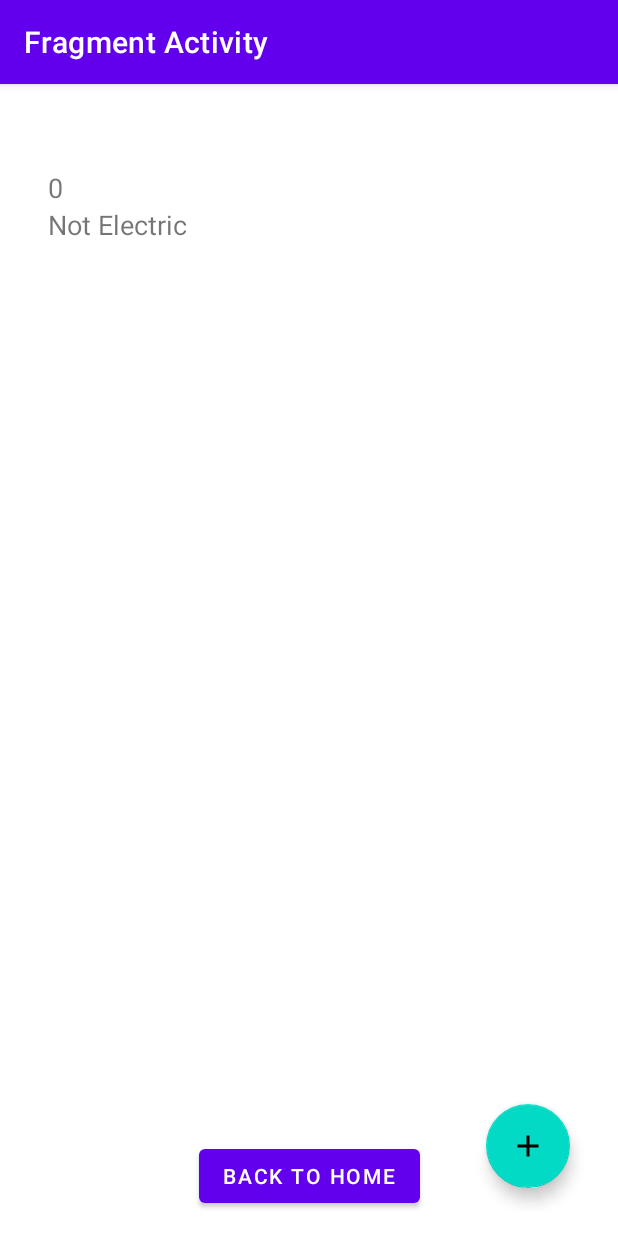
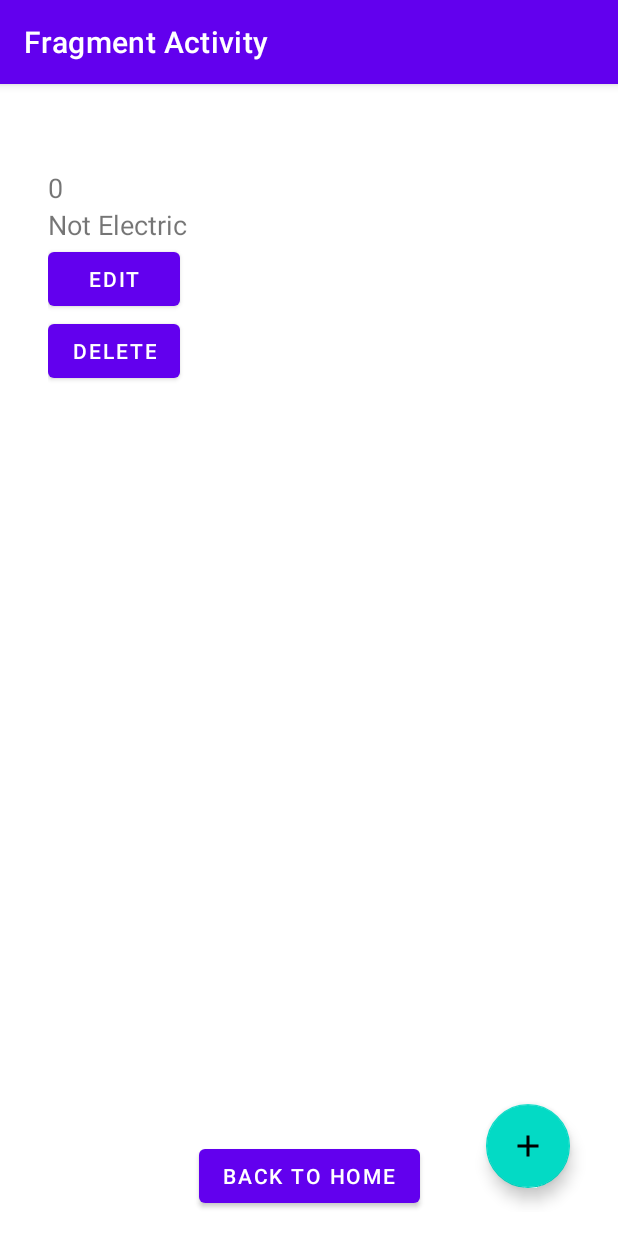
Before and after one commit to fidele22/mobileAppAss, an Android app: the fragment Fragment1 placed in its activity, after a tap on "VISIT LIST", on a phone screen of 412 x 824 dp. Run offline under Robolectric (Android 15) with nearby library versions, the phone set to English and light mode, and no system bars.

```diff
--- a/androidapp/app/src/main/java/com/example/androidapp/ui/adpters/CarAdapter.java
+++ b/androidapp/app/src/main/java/com/example/androidapp/ui/adpters/CarAdapter.java
@@ -1,20 +1,25 @@
 package com.example.androidapp.adapter;
-import com.example.androidapp.R;
+
 import android.content.Context;
 import android.database.Cursor;
 import android.view.LayoutInflater;
 import android.view.View;
 import android.view.ViewGroup;
+import android.widget.Button;
 import android.widget.TextView;
 
 import androidx.recyclerview.widget.RecyclerView;
 
+import com.example.androidapp.R;
+
 public class CarAdapter extends RecyclerView.Adapter<CarAdapter.ViewHolder> {
     private Cursor cursor;
-    private Context context;
+    private OnCarActionListener carActionListener;
 
-    public CarAdapter(Cursor cursor) {
+    // Constructor accepting the cursor and action listener
+    public CarAdapter(Cursor cursor, OnCarActionListener carActionListener) {
         this.cursor = cursor;
+        this.carActionListener = carActionListener;
     }
 
     @Override
@@ -26,9 +31,16 @@ public class CarAdapter extends RecyclerView.Adapter<CarAdapter.ViewHolder> {
     @Override
     public void onBindViewHolder(ViewHolder holder, int position) {
         cursor.moveToPosition(position);
-        holder.carNameTextView.setText(cursor.getString(1));
-        holder.yearTextView.setText(String.valueOf(cursor.getInt(3)));
-        holder.isElectricTextView.setText(cursor.getInt(2) == 1 ? "Electric" : "Not Electric");
+        int id = cursor.getInt(0);  // Assuming the first column is car_id
+        holder.carNameTextView.setText(cursor.getString(1)); // Assuming the second column is car_name
+        holder.yearTextView.setText(String.valueOf(cursor.getInt(3))); // Assuming the fourth column is year
+        holder.isElectricTextView.setText(cursor.getInt(2) == 1 ? "Electric" : "Not Electric"); // Third column is is_electric
+
+        // Edit Button Click
+        holder.editButton.setOnClickListener(v -> carActionListener.onEdit(id));
+
+        // Delete Button Click
+        holder.deleteButton.setOnClickListener(v -> carActionListener.onDelete(id));
     }
 
     @Override
@@ -40,12 +52,22 @@ public class CarAdapter extends RecyclerView.Adapter<CarAdapter.ViewHolder> {
         public TextView carNameTextView;
         public TextView yearTextView;
         public TextView isElectricTextView;
+        public Button editButton;
+        public Button deleteButton;
 
         public ViewHolder(View itemView) {
             super(itemView);
             carNameTextView = itemView.findViewById(R.id.car_name_text_view);
             yearTextView = itemView.findViewById(R.id.year_text_view);
             isElectricTextView = itemView.findViewById(R.id.is_electric_text_view);
+            editButton = itemView.findViewById(R.id.edit_button);   // Button to edit the car
+            deleteButton = itemView.findViewById(R.id.delete_button);  // Button to delete the car
         }
     }
+
+    // Interface for callbacks
+    public interface OnCarActionListener {
+        void onEdit(int carId);
+        void onDelete(int carId);
+    }
 }
--- a/androidapp/app/src/main/java/com/example/androidapp/ui/fragmentactivity/Fragment2.java
+++ b/androidapp/app/src/main/java/com/example/androidapp/ui/fragmentactivity/Fragment2.java
@@ -10,12 +10,13 @@ import androidx.recyclerview.widget.RecyclerView;
 import android.view.LayoutInflater;
 import android.view.View;
 import android.view.ViewGroup;
+
 import com.example.androidapp.R;
 import com.example.androidapp.adapter.CarAdapter;
 import com.example.androidapp.crud.CarDAO;
 import com.google.android.material.floatingactionbutton.FloatingActionButton;
 
-public class Fragment2 extends Fragment {
+public class Fragment2 extends Fragment implements CarAdapter.OnCarActionListener {  // Implement the interface
     private RecyclerView recyclerView;
     private CarAdapter carAdapter;
     private CarDAO carDAO;
@@ -50,7 +51,7 @@ public class Fragment2 extends Fragment {
     // Method to load cars from the database and set the adapter
     private void loadCars() {
         Cursor cursor = carDAO.getAllCars();
-        carAdapter = new CarAdapter(cursor);
+        carAdapter = new CarAdapter(cursor, this);  // Pass both the cursor and this fragment as the listener
         recyclerView.setAdapter(carAdapter);
     }
 
@@ -59,4 +60,23 @@ public class Fragment2 extends Fragment {
         super.onResume();
         loadCars(); // Refresh data when returning to Fragment2
     }
+
+    @Override
+    public void onEdit(int carId) {
+        // Fetch car data from the database and pass it to Fragment1 for editing
+        Bundle bundle = new Bundle();
+        bundle.putInt("carId", carId);
+        Fragment1 fragment1 = new Fragment1();
+        fragment1.setArguments(bundle);
+        getActivity().getSupportFragmentManager().beginTransaction()
+                .replace(R.id.fragment_container, fragment1)
+                .addToBackStack(null)
+                .commit();
+    }
+
+    @Override
+    public void onDelete(int carId) {
+        carDAO.deleteCar(carId); // Delete the car from the database
+        loadCars(); // Refresh the list
+    }
 }
--- a/androidapp/app/src/main/res/layout/item_car.xml
+++ b/androidapp/app/src/main/res/layout/item_car.xml
@@ -22,4 +22,17 @@
         android:layout_width="match_parent"
         android:layout_height="wrap_content"
         android:textSize="18sp" />
+
+    <Button
+        android:id="@+id/edit_button"
+        android:layout_width="wrap_content"
+        android:layout_height="wrap_content"
+        android:text="Edit" />
+
+    <Button
+        android:id="@+id/delete_button"
+        android:layout_width="wrap_content"
+        android:layout_height="wrap_content"
+        android:text="Delete" />
+
 </LinearLayout>
```
Also changed, not shown: androidapp/app/src/main/java/com/example/androidapp/crud/CarDAO.java (+25 -0 lines).
